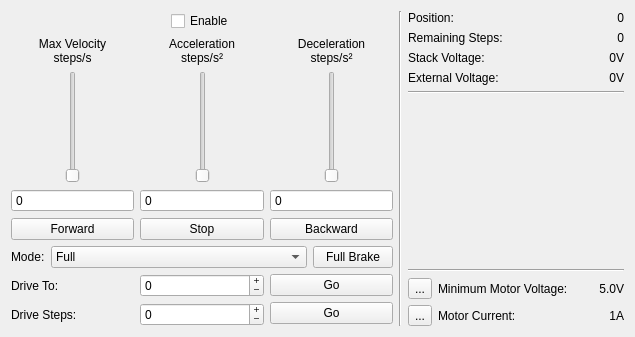
Above: src/brickv/plugin_system/plugins/stepper/ui/stepper.ui from Tinkerforge/brickv before the change. Below: the same form after it.
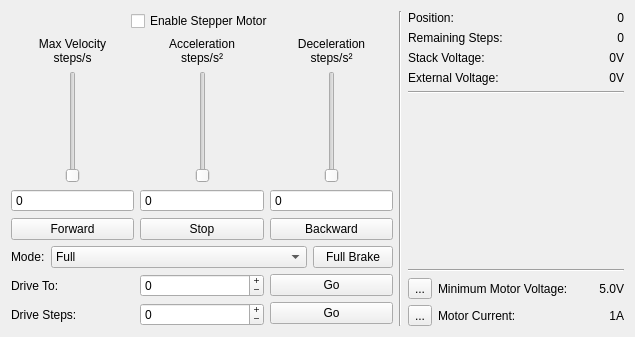
That is the form after the change.

Commit message: stepper: Rename Enable check box to match DC Brick plugin

What changed in the file:
```diff
--- a/src/brickv/plugin_system/plugins/stepper/ui/stepper.ui
+++ b/src/brickv/plugin_system/plugins/stepper/ui/stepper.ui
@@ -39,7 +39,7 @@
             <enum>Qt::LeftToRight</enum>
            </property>
            <property name="text">
-            <string>Enable</string>
+            <string>Enable Stepper Motor</string>
            </property>
           </widget>
          </item>
```
